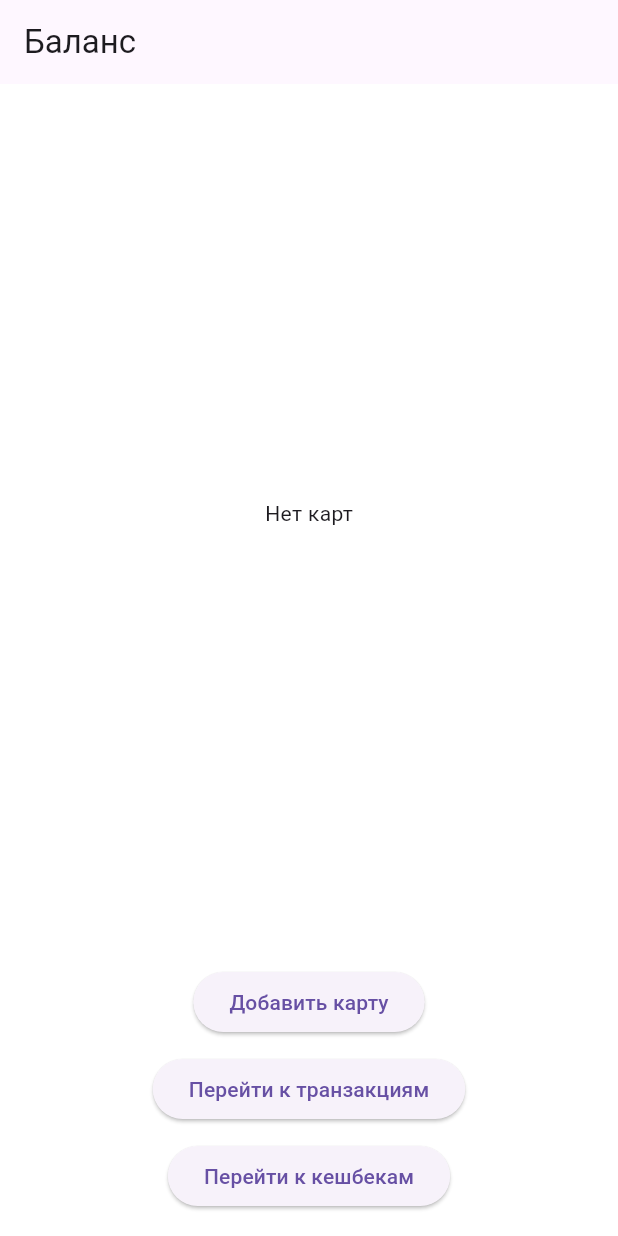
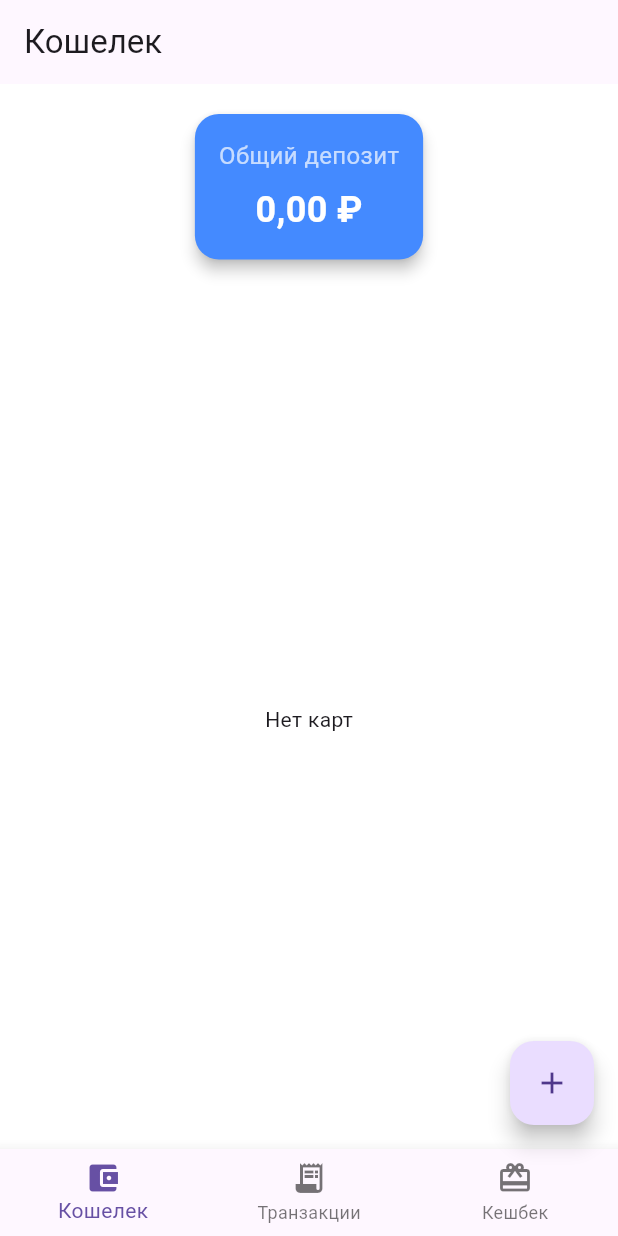
Before and after one commit to Red0Core/FinanceHelper, a Flutter app: the screen it shows after launch, on a phone screen of 412 x 824 dp. Run offline on Flutter 3.47's test engine with Material 3 defaults, Android fonts, the phone set to English and light mode, and no system bars; our stand-ins replace go_router, sqflite; accounts and stored records are empty.

Commit message:
Добавил общий баланс

```diff
--- a/lib/features/home/home_screen.dart
+++ b/lib/features/home/home_screen.dart
@@ -15,6 +15,7 @@ class HomeScreenState extends State<HomeScreen> {
   List<CardModel> _cards = [];
   Map<int, double> _cardBalances = {};
   bool _isLoading = true;
+  double _totalBalance = 0.0;
 
   @override
   void initState() {
@@ -25,8 +26,11 @@ class HomeScreenState extends State<HomeScreen> {
   Future<void> _loadCards() async {
     final cards = await AppDatabase.instance.cardDao.getAllCards();
     Map<int, double> balances = {};
+    double totalBalance = 0.0;
     for (var card in cards) {
-      balances[card.id!] = await card.balance;
+      final balance = await card.balance;
+      balances[card.id!] = balance;
+      totalBalance += balance;
     }
 
     if (!mounted) return;
@@ -34,6 +38,7 @@ class HomeScreenState extends State<HomeScreen> {
       _cards = cards;
       _cardBalances = balances;
       _isLoading = false;
+      _totalBalance = totalBalance;
     });
   }
 
@@ -99,11 +104,44 @@ class HomeScreenState extends State<HomeScreen> {
   Widget build(BuildContext context) {
     return Scaffold(
       resizeToAvoidBottomInset: false,
-      appBar: AppBar(title: const Text('Баланс')),
+      appBar: AppBar(title: const Text('Кошелек')),
       body: _isLoading
       ? const Center(child: CircularProgressIndicator())
       : Column(
           children: [
+            Padding(
+                  padding: const EdgeInsets.all(16.0),
+                  child: Card(
+                    elevation: 4,
+                    shape: RoundedRectangleBorder(
+                      borderRadius: BorderRadius.circular(16),
+                    ),
+                    color: Colors.blueAccent,
+                    child: Padding(
+                      padding: const EdgeInsets.all(16.0),
+                      child: Column(
+                        children: [
+                          const Text(
+                            'Общий депозит',
+                            style: TextStyle(
+                              color: Colors.white70,
+                              fontSize: 16,
+                            ),
+                          ),
+                          const SizedBox(height: 8),
+                          Text(
+                            NumberFormat.currency(symbol: '₽').format(_totalBalance),
+                            style: const TextStyle(
+                              color: Colors.white,
+                              fontSize: 24,
+                              fontWeight: FontWeight.bold,
+                            ),
+                          ),
+                        ],
+                      ),
+                    ),
+                  ),
+                ),
             _cards.isEmpty
             ? const Expanded(child: Center(child: Text("Нет карт")))
             : Expanded(
@@ -114,8 +152,11 @@ class HomeScreenState extends State<HomeScreen> {
                   return Card(
                     elevation: 4,
                     margin: const EdgeInsets.symmetric(horizontal: 16, vertical: 8),
+                    shape: RoundedRectangleBorder(
+                      borderRadius: BorderRadius.circular(16),
+                    ),
                     child: ListTile(
-                      title: Text("${card.name} (${card.id})", style: const TextStyle(fontSize: 18, fontWeight: FontWeight.bold)),
+                      title: Text(card.name, style: const TextStyle(fontSize: 18, fontWeight: FontWeight.bold)),
                       subtitle: Text('Баланс: ${NumberFormat.currency(symbol: '₽').format(_cardBalances[card.id] ?? 0.0)}'),
                       trailing: SizedBox(
                         width: 100,
@@ -137,29 +178,32 @@ class HomeScreenState extends State<HomeScreen> {
                 },
               ),
             ),
-            Padding(
-              padding: const EdgeInsets.all(16.0),
-              child: Column(
-                children: [
-                  ElevatedButton(
-                    onPressed: _addCard,
-                    child: const Text('Добавить карту'),
-                  ),
-                  const SizedBox(height: 10),
-                  ElevatedButton(
-                    onPressed: () => context.goNamed('transactions'),
-                    child: const Text('Перейти к транзакциям'),
-                  ),
-                  const SizedBox(height: 10),
-                  ElevatedButton(
-                    onPressed: () => context.goNamed('cashback'),
-                    child: const Text('Перейти к кешбекам'),
-                  ),
-                ],
-              ),
-            ),
           ],
-        )
+        ),
+      floatingActionButton: FloatingActionButton(
+        onPressed: _addCard,
+        child: const Icon(Icons.add),
+      ),
+      bottomNavigationBar: BottomNavigationBar(
+        items: const [
+          BottomNavigationBarItem(icon: Icon(Icons.account_balance_wallet), label: 'Кошелек'),
+          BottomNavigationBarItem(icon: Icon(Icons.receipt_long), label: 'Транзакции'),
+          BottomNavigationBarItem(icon: Icon(Icons.card_giftcard), label: 'Кешбек'),
+        ],
+        onTap: (index) {
+          switch (index) {
+            case 0:
+              context.goNamed('home');
+              break;
+            case 1:
+              context.goNamed('transactions');
+              break;
+            case 2:
+              context.goNamed('cashback');
+              break;
+          }
+        },
+      ),
     );
   }
 }
```
